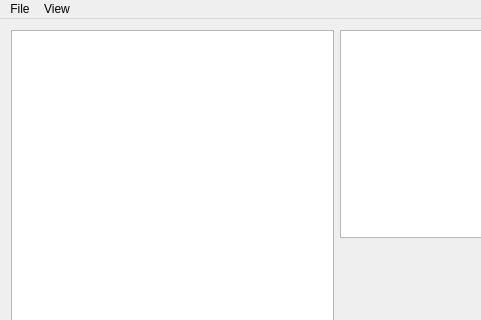
Before: the Qt Designer form BitGrapher/mainwindow.ui in nhurman/data-carving, drawn with Qt 5; both pictures show x 0 to 481 and y 0 to 320 of the 674 by 463 pixel window.
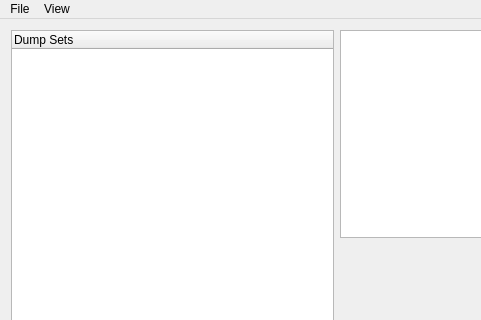
After: the same form once the commit is applied. Custom widgets are drawn as their Qt base class.

Commit message: First version of tree file manager

```diff
--- a/BitGrapher/mainwindow.ui
+++ b/BitGrapher/mainwindow.ui
@@ -16,7 +16,16 @@
   <widget class="QWidget" name="centralWidget">
    <layout class="QHBoxLayout" name="horizontalLayout_2">
     <item>
-     <widget class="QListWidget" name="listWidget"/>
+     <widget class="QTreeWidget" name="treeWidget">
+      <property name="selectionMode">
+       <enum>QAbstractItemView::SingleSelection</enum>
+      </property>
+      <column>
+       <property name="text">
+        <string>Dump Sets</string>
+       </property>
+      </column>
+     </widget>
     </item>
     <item>
      <layout class="QVBoxLayout" name="verticalLayout">
```
Left out of the diff: 23 changed lines with no effect on the pictures. The commit also changes 6 other files.
